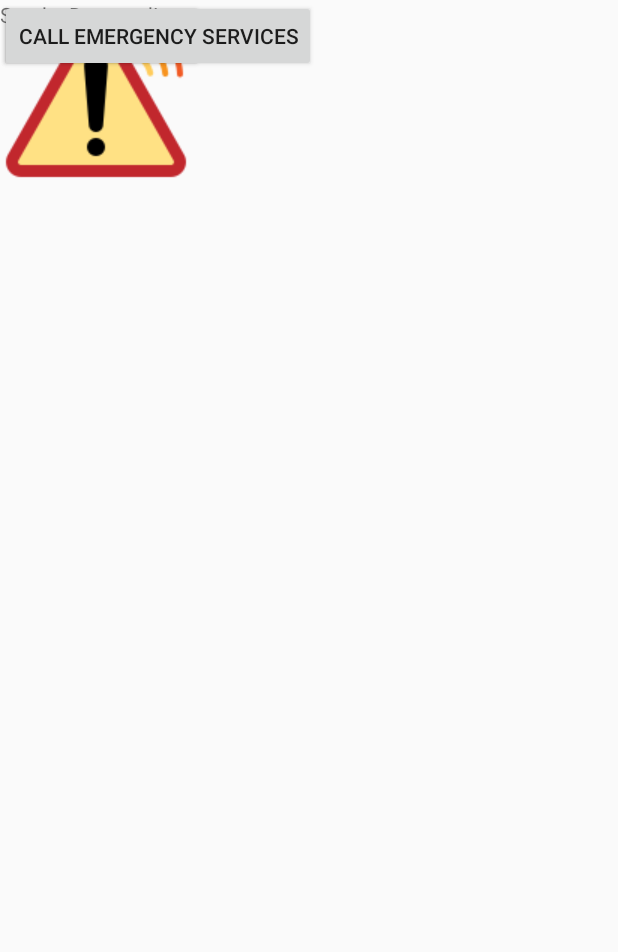
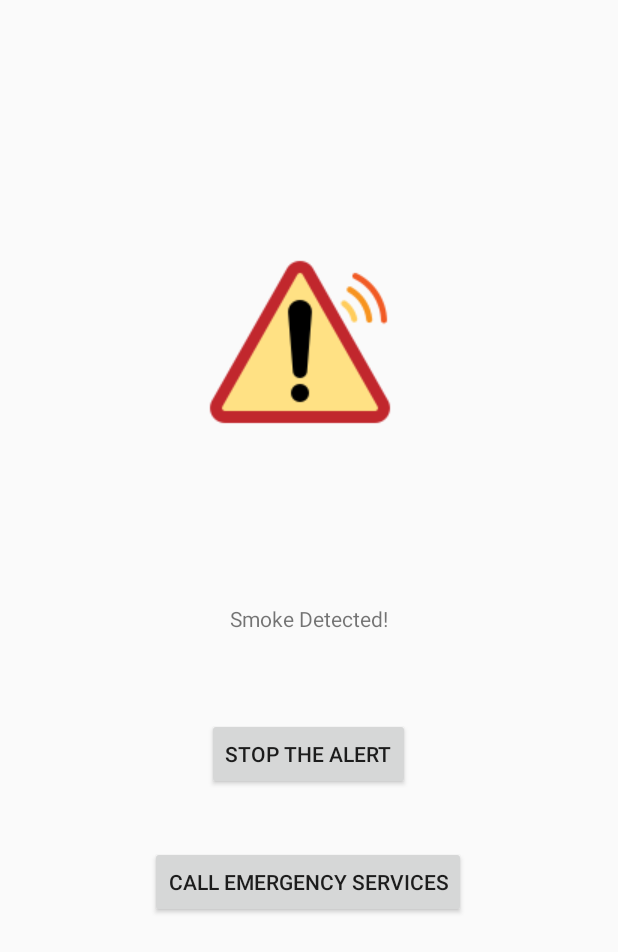
Before and after one commit to varun9610/IoTSmokeDetector, an Android app: the layout activity_alertpage.xml on its own in the app's theme, with its tools: preview values and no code run, on a phone screen of 412 x 824 dp. Shown: the top 952 px of the screen. Run offline under Robolectric (Android 15) with nearby library versions, the phone set to English and light mode, and no system bars.

Commit message:
Add constrains to views present in activity_alertpage.xml

```diff
--- a/app/src/main/res/layout/activity_alertpage.xml
+++ b/app/src/main/res/layout/activity_alertpage.xml
@@ -1,6 +1,5 @@
 <?xml version="1.0" encoding="utf-8"?>
-<androidx.constraintlayout.widget.ConstraintLayout
-    xmlns:android="http://schemas.android.com/apk/res/android"
+<androidx.constraintlayout.widget.ConstraintLayout xmlns:android="http://schemas.android.com/apk/res/android"
     xmlns:app="http://schemas.android.com/apk/res-auto"
     xmlns:tools="http://schemas.android.com/tools"
     android:layout_width="match_parent"
@@ -10,31 +9,55 @@
         android:id="@+id/imageView2"
         android:layout_width="wrap_content"
         android:layout_height="wrap_content"
-        app:srcCompat="@drawable/danger"
-        tools:layout_editor_absoluteX="135dp"
-        tools:layout_editor_absoluteY="117dp" />
+        android:layout_marginStart="135dp"
+        android:layout_marginTop="117dp"
+        android:layout_marginEnd="148dp"
+        android:layout_marginBottom="486dp"
+        app:layout_constraintBottom_toBottomOf="parent"
+        app:layout_constraintEnd_toEndOf="parent"
+        app:layout_constraintStart_toStartOf="parent"
+        app:layout_constraintTop_toTopOf="parent"
+        app:srcCompat="@drawable/danger" />
 
     <TextView
         android:id="@+id/textView4"
         android:layout_width="wrap_content"
         android:layout_height="wrap_content"
+        android:layout_marginStart="152dp"
+        android:layout_marginTop="356dp"
+        android:layout_marginEnd="152dp"
+        android:layout_marginBottom="356dp"
         android:text="Smoke Detected!"
-        tools:layout_editor_absoluteX="152dp"
-        tools:layout_editor_absoluteY="356dp" />
+        app:layout_constraintBottom_toBottomOf="parent"
+        app:layout_constraintEnd_toEndOf="parent"
+        app:layout_constraintStart_toStartOf="parent"
+        app:layout_constraintTop_toTopOf="parent" />
 
     <Button
         android:id="@+id/button2"
         android:layout_width="wrap_content"
         android:layout_height="wrap_content"
+        android:layout_marginStart="138dp"
+        android:layout_marginTop="432dp"
+        android:layout_marginEnd="139dp"
+        android:layout_marginBottom="251dp"
         android:text="Stop the alert"
-        tools:layout_editor_absoluteX="138dp"
-        tools:layout_editor_absoluteY="432dp" />
+        app:layout_constraintBottom_toBottomOf="parent"
+        app:layout_constraintEnd_toEndOf="parent"
+        app:layout_constraintStart_toStartOf="parent"
+        app:layout_constraintTop_toTopOf="parent" />
 
     <Button
         android:id="@+id/button3"
         android:layout_width="wrap_content"
         android:layout_height="wrap_content"
+        android:layout_marginStart="100dp"
+        android:layout_marginTop="517dp"
+        android:layout_marginEnd="101dp"
+        android:layout_marginBottom="166dp"
         android:text="Call Emergency Services"
-        tools:layout_editor_absoluteX="100dp"
-        tools:layout_editor_absoluteY="517dp" />
+        app:layout_constraintBottom_toBottomOf="parent"
+        app:layout_constraintEnd_toEndOf="parent"
+        app:layout_constraintStart_toStartOf="parent"
+        app:layout_constraintTop_toTopOf="parent" />
 </androidx.constraintlayout.widget.ConstraintLayout>
```
